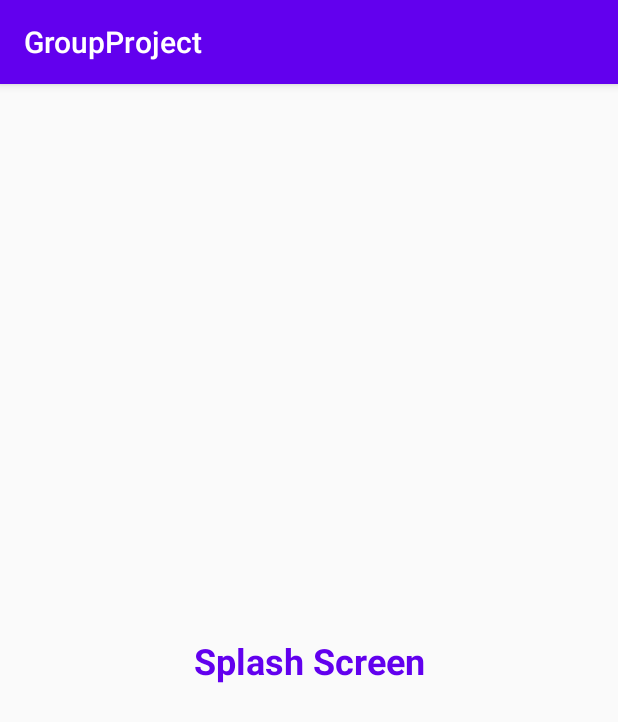
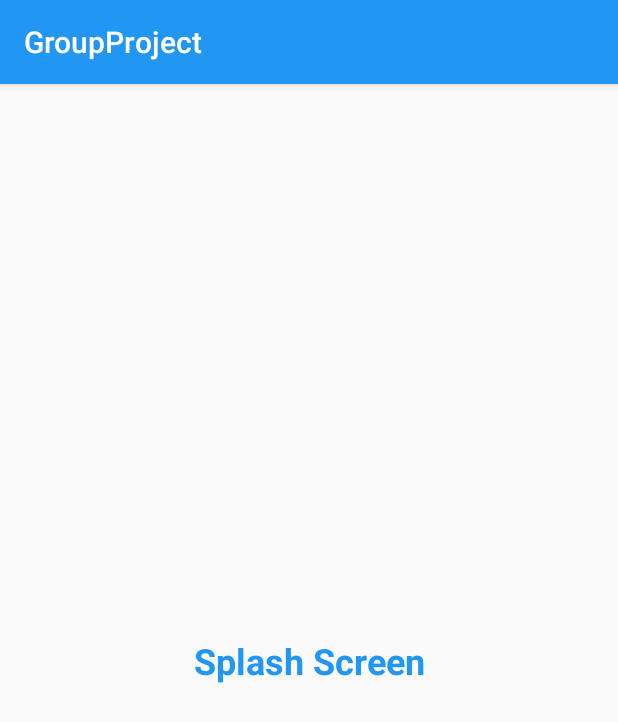
Before and after one commit to Dev-Vora/GroupProject, an Android app: the screen it shows after launch (MainActivity), on a phone screen of 412 x 824 dp. Shown: the top 722 px of the screen. Run offline under Robolectric (Android 15) with nearby library versions, the phone set to English and light mode, and no system bars.

Commit message:
Color.xml file changed

```diff
--- a/app/src/main/res/values/colors.xml
+++ b/app/src/main/res/values/colors.xml
@@ -1,6 +1,11 @@
 <?xml version="1.0" encoding="utf-8"?>
 <resources>
-    <color name="colorPrimary">#6200EE</color>
-    <color name="colorPrimaryDark">#3700B3</color>
-    <color name="colorAccent">#03DAC5</color>
+    <color name="colorPrimary">#2196F3</color>
+    <color name="colorPrimaryDark">#1976D2</color>
+    <color name="colorAccent">#00BCD4</color>
+    <color name="primary_light">#BBDEFB</color>
+    <color name="primary_text">#212121</color>
+    <color name="secondary_text">#757575</color>
+    <color name="icons">#FFFFFF</color>
+    <color name="divider">#BDBDBD</color>
 </resources>
```
